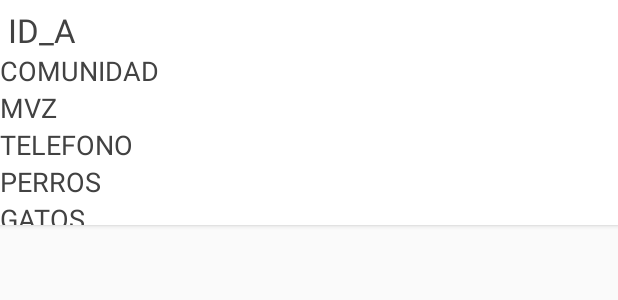
After one commit to kike008/Vacunas, an Android app: the layout card.xml on its own in the app's theme, with its tools: preview values and no code run, on a phone screen of 412 x 824 dp. The commit adds this screen. Shown: the top 300 px of the screen. Run offline under Robolectric (Android 15) with nearby library versions, the phone set to English and light mode, and no system bars.

Commit message:
base de datos implementando card view

```diff
--- a/app/build.gradle
+++ b/app/build.gradle
@@ -22,4 +22,6 @@ android {
 dependencies {
     compile fileTree(dir: 'libs', include: ['*.jar'])
     compile 'com.android.support:appcompat-v7:21.0.3'
+    compile 'com.android.support:cardview-v7:22.1.1'
+    compile 'com.android.support:recyclerview-v7:22.1.1'
 }
--- a/app/src/main/java/com/example/kike/vacunas/AdminSQLiteOpenHelper.java
+++ b/app/src/main/java/com/example/kike/vacunas/AdminSQLiteOpenHelper.java
@@ -25,6 +25,5 @@ public class AdminSQLiteOpenHelper extends SQLiteOpenHelper {
         db.execSQL("drop table if exists vacunacion");
         db.execSQL("create table vacunacion (id_A integer primary key unique, comunidad text, mvz text,  telefono integer, perros integer, gatos integer) ");
 
-
     }
 }
--- a/app/src/main/java/com/example/kike/vacunas/MainActivity.java
+++ b/app/src/main/java/com/example/kike/vacunas/MainActivity.java
@@ -1,6 +1,7 @@
 package com.example.kike.vacunas;
 
 import android.content.ContentValues;
+import android.content.Intent;
 import android.database.Cursor;
 import android.database.sqlite.SQLiteDatabase;
 import android.support.v7.app.ActionBarActivity;
@@ -150,6 +151,11 @@ public class MainActivity extends ActionBarActivity {
         id_A.requestFocus();
     }
 
+    public void buscar (View v){
+        Intent a = new Intent(this, Reporte.class);
+        startActivity(a);
+    }
+
 
 
     @Override
--- /dev/null
+++ b/app/src/main/res/layout/card.xml
@@ -0,0 +1,81 @@
+<?xml version="1.0" encoding="utf-8"?>
+<android.support.v7.widget.CardView
+    xmlns:android="http://schemas.android.com/apk/res/android"
+    xmlns:card_view="http://schemas.android.com/apk/res-auto"
+    android:layout_width="match_parent"
+    android:layout_height="150dp"
+    card_view:cardCornerRadius="0dp">
+
+    <RelativeLayout
+        android:layout_width="match_parent"
+        android:layout_height="match_parent">
+
+        <TextView
+            android:layout_width="wrap_content"
+            android:layout_height="wrap_content"
+            android:textAppearance="?android:attr/textAppearanceLarge"
+            android:text="ID_A"
+            android:id="@+id/id_A"
+            android:textColor="#424242"
+            android:layout_alignParentTop="true"
+            android:layout_marginTop="5dp"
+            android:layout_marginLeft="5dp"/>
+
+        <TextView
+            android:layout_width="wrap_content"
+            android:layout_height="wrap_content"
+            android:textAppearance="?android:attr/textAppearanceMedium"
+            android:text="COMUNIDAD"
+            android:id="@+id/comunidad"
+            android:textColor="#424242"
+            android:layout_below="@+id/id_A"
+            android:layout_alignParentLeft="true"
+            android:layout_alignParentStart="true" />
+
+        <TextView
+            android:layout_width="wrap_content"
+            android:layout_height="wrap_content"
+            android:textAppearance="?android:attr/textAppearanceMedium"
+            android:text="MVZ"
+            android:id="@+id/mvz"
+            android:textColor="#424242"
+            android:layout_below="@+id/comunidad"
+            android:layout_alignParentLeft="true"
+            android:layout_alignParentStart="true" />
+
+        <TextView
+            android:layout_width="wrap_content"
+            android:layout_height="wrap_content"
+            android:textAppearance="?android:attr/textAppearanceMedium"
+            android:text="TELEFONO"
+            android:id="@+id/telefono"
+            android:textColor="#424242"
+            android:layout_below="@+id/mvz"
+            android:layout_alignParentLeft="true"
+            android:layout_alignParentStart="true" />
+
+        <TextView
+            android:layout_width="wrap_content"
+            android:layout_height="wrap_content"
+            android:textAppearance="?android:attr/textAppearanceMedium"
+            android:text="PERROS"
+            android:id="@+id/perros"
+            android:textColor="#424242"
+            android:layout_below="@+id/telefono"
+            android:layout_alignParentLeft="true"
+            android:layout_alignParentStart="true" />
+
+        <TextView
+            android:layout_width="wrap_content"
+            android:layout_height="36dp"
+            android:textAppearance="?android:attr/textAppearanceMedium"
+            android:text="GATOS"
+            android:id="@+id/gatos"
+            android:textColor="#424242"
+            android:layout_below="@+id/perros"
+            android:layout_alignParentLeft="true"
+            android:layout_alignParentStart="true" />
+
+    </RelativeLayout>
+
+</android.support.v7.widget.CardView>
--- /dev/null
+++ b/app/src/main/res/menu/menu_reporte.xml
@@ -0,0 +1,6 @@
+<menu xmlns:android="http://schemas.android.com/apk/res/android"
+    xmlns:app="http://schemas.android.com/apk/res-auto"
+    xmlns:tools="http://schemas.android.com/tools" tools:context="com.example.kike.vacunas.Reporte">
+    <item android:id="@+id/action_settings" android:title="@string/action_settings"
+        android:orderInCategory="100" app:showAsAction="never" />
+</menu>
```
Also changed, not shown: app/src/main/AndroidManifest.xml (+8 -0 lines), app/src/main/java/com/example/kike/vacunas/Reporte.java (added, +47 -0 lines), app/src/main/java/com/example/kike/vacunas/adaptador.java (added, +58 -0 lines), app/src/main/java/com/example/kike/vacunas/vacunas.java (added, +30 -0 lines), app/src/main/res/layout/activity_main.xml (+11 -1 lines), app/src/main/res/layout/activity_reporte.xml (added, +17 -0 lines), app/src/main/res/menu/menu_usuarios.xml (added, +7 -0 lines), app/src/main/res/values/strings.xml (+4 -5 lines), 3 other files.
